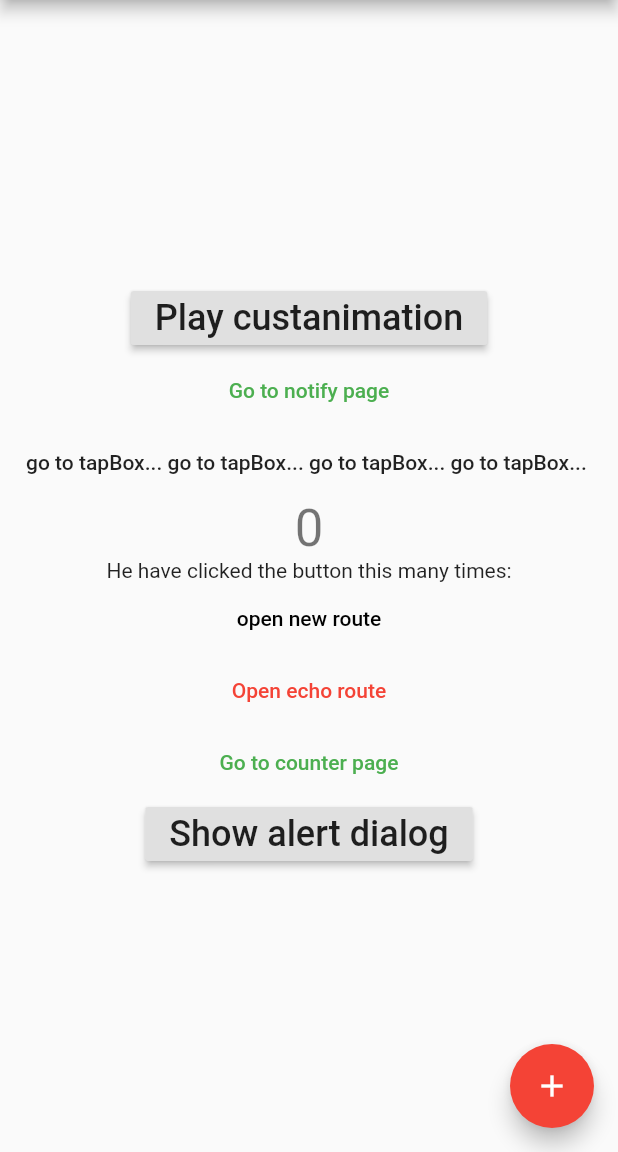
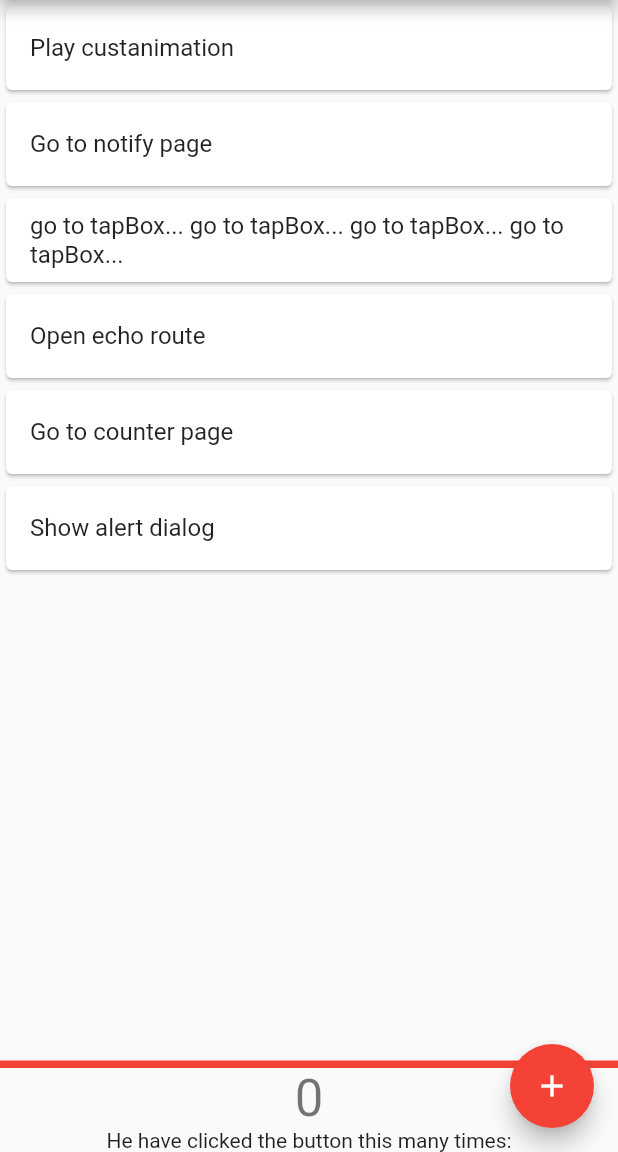
Before and after one commit to doremichen/my_first_flutter, a Flutter app: the screen it shows after launch, on a phone screen of 412 x 824 dp, the part 84-1236 px from its top. Run offline on Flutter 3.47's test engine with Material 2 defaults, Android fonts, the phone set to English and light mode, and no system bars; our stand-ins replace fluttertoast.

Commit message:
Update main layout as listview

```diff
--- a/lib/main.dart
+++ b/lib/main.dart
@@ -57,7 +57,19 @@ class MyHomePage extends StatefulWidget {
   _MyHomePageState createState() => _MyHomePageState();
 }
 
+typedef ItemCallBack = Widget Function(BuildContext context);
+
+class ItemData {
+  final String text;
+  ItemCallBack ontap;
+
+  ItemData({this.text, this.ontap});
+}
+
+
 class _MyHomePageState extends State<MyHomePage> {
+
+
   int _counter = 0;
 
   void _incrementCounter() {
@@ -73,12 +85,40 @@ class _MyHomePageState extends State<MyHomePage> {
 
   @override
   Widget build(BuildContext context) {
-    // This method is rerun every time setState is called, for instance as done
-    // by the _incrementCounter method above.
-    //
-    // The Flutter framework has been optimized to make rerunning build methods
-    // fast, so that you can just rebuild anything that needs updating rather
-    // than having to individually change instances of widgets.
+
+    final List<ItemData> items = [
+      ItemData(text: "Play custanimation",
+          ontap: (context) {
+            Navigator.pushNamed(context, "play_custanimation");
+          }),
+      ItemData(text: "Go to notify page",
+        ontap: (context) {
+          Navigator.pushNamed(context, "notify_page");
+        },),
+      ItemData(text: "go to tapBox... "*4,
+        ontap: (context) {
+          Navigator.pushNamed(context, "tapbox_page");
+        },),
+      ItemData(text: "Open echo route",
+        ontap: (context) {
+          Navigator.push(context, PageRouteBuilder(pageBuilder: (context, animation, secondaryAnimation) {
+            return FadeTransition(
+              opacity: animation,
+              child: ParentWidgetC(),
+            );
+          },
+          ));
+        },),
+      ItemData(text: "Go to counter page",
+        ontap: (context) {
+          Navigator.pushNamed(context, "counter_page");
+        },),
+      ItemData(text: "Show alert dialog",
+        ontap: (context) {
+          Utils.showAlertDialog(context);
+        },),
+    ];
+
     return Scaffold(
       appBar: AppBar(
         // Here we take the value from the MyHomePage object that was created by
@@ -86,46 +126,30 @@ class _MyHomePageState extends State<MyHomePage> {
         title: Text(widget.title),
       ),
       body: Center(
-        // Center is a layout widget. It takes a single child and positions it
-        // in the middle of the parent.
         child: Column(
-          // Column is also layout widget. It takes a list of children and
-          // arranges them vertically. By default, it sizes itself to fit its
-          // children horizontally, and tries to be as tall as its parent.
-          //
-          // Invoke "debug painting" (press "p" in the console, choose the
-          // "Toggle Debug Paint" action from the Flutter Inspector in Android
-          // Studio, or the "Toggle Debug Paint" command in Visual Studio Code)
-          // to see the wireframe for each widget.
-          //
-          // Column has various properties to control how it sizes itself and
-          // how it positions its children. Here we use mainAxisAlignment to
-          // center the children vertically; the main axis here is the vertical
-          // axis because Columns are vertical (the cross axis would be
-          // horizontal).
           mainAxisAlignment: MainAxisAlignment.center,
           children: <Widget>[
-            RaisedButton(
-              child: Text("Play custanimation", style: TextStyle(fontSize: 24),),
-              onPressed: () {
-                Navigator.pushNamed(context, "play_custanimation");
-              },
+            Expanded(
+              child: ListView.builder(
+                  itemCount: items.length,
+                  itemBuilder: (context, id) {
+                    return Card(
+                      child: ListTile(
+                        title: Text(items[id].text),
+                        onTap: () {
+                          items[id].ontap(context);
+                        },
+                      ),
+
+                    );
+                  },
+              ),
             ),
-            FlatButton(
-              child: Text("Go to notify page"),
-              textColor: Colors.green,
-              onPressed: () {
-                Navigator.pushNamed(context, "notify_page");
-              },
+            Container(
+              color: Colors.red,
+              height: 5.0,
             ),
-            FlatButton(
-              child: Text("go to tapBox... "*4,
-              maxLines: 1,
-              overflow: TextOverflow.ellipsis,),
-              onPressed: () {
-                Navigator.pushNamed(context, "tapbox_page");
-              },
-            ),
+
             Text(
               '$_counter',
               style: Theme.of(context).textTheme.display1,
@@ -133,52 +157,7 @@ class _MyHomePageState extends State<MyHomePage> {
             Text(
               'He have clicked the button this many times:',
             ),
-            FlatButton(
-              child: Text("open new route"),
-              textColor: Colors.black,
-              onPressed: () {
-                Navigator.push(context, PageRouteBuilder(pageBuilder: (context, animation, secondaryAnimation) {
-                        return FadeTransition(
-                          opacity: animation,
-                          child: ParentWidgetC(),
-                        );
-                },
-                ));
-//                Navigator.pushNamed(context, "new_page");
-//                Navigator.push(context, new MaterialPageRoute(builder: (context) {
-//                  return new NewRoute();
-//                }));
-              },
-            ),
-            FlatButton(
-              child: Text("Open echo route"),
-              textColor: Colors.red,
-              onPressed: () {
-                Navigator.pushNamed(context, "echo_page");
-              },
-            ),
-            FlatButton(
-              child: Text("Go to counter page"),
-              textColor: Colors.green,
-              onPressed: () {
-                Navigator.pushNamed(context, "counter_page");
-              },
-            ),
-            RaisedButton(
-              child: Text("Show alert dialog", style: TextStyle(fontSize: 24),),
-              onPressed: () {
-//                showAlertDialog(context);
-                Utils.showAlertDialog(context);
 
-              },
-            ),
-//            FlatButton(
-//              child: Text("Open random route"),
-//              textColor: Colors.green,
-//              onPressed: () {
-//                Navigator.pushNamed(context, "random_page");
-//              },
-//            ),
           ],
         ),
       ),
```
